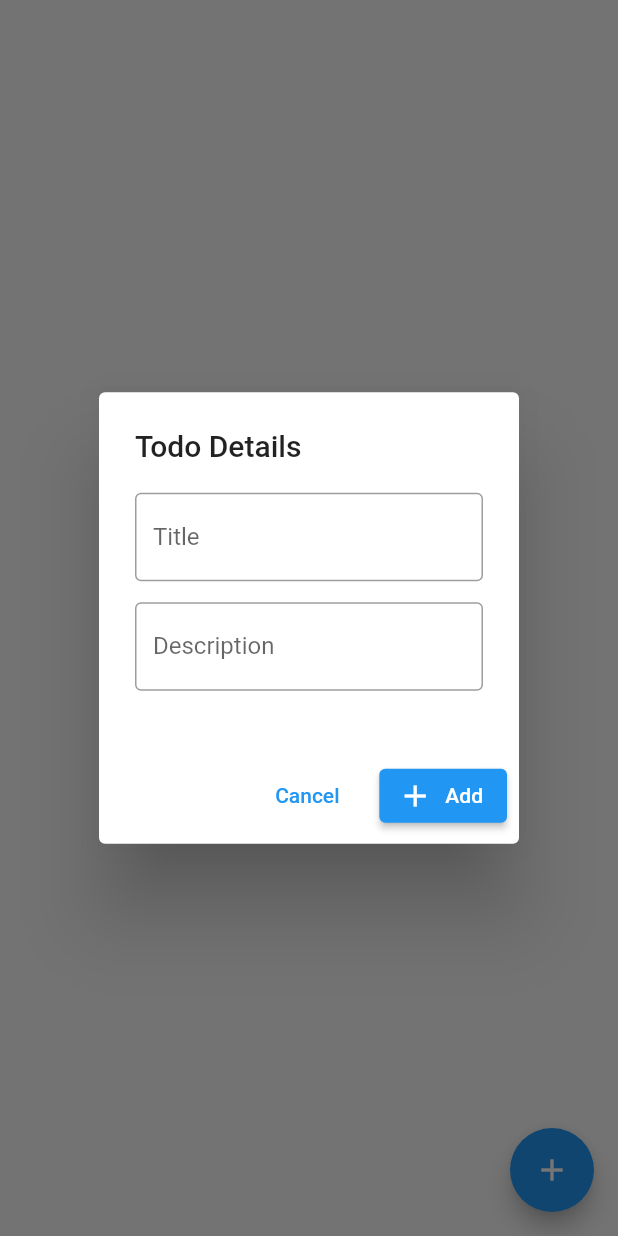
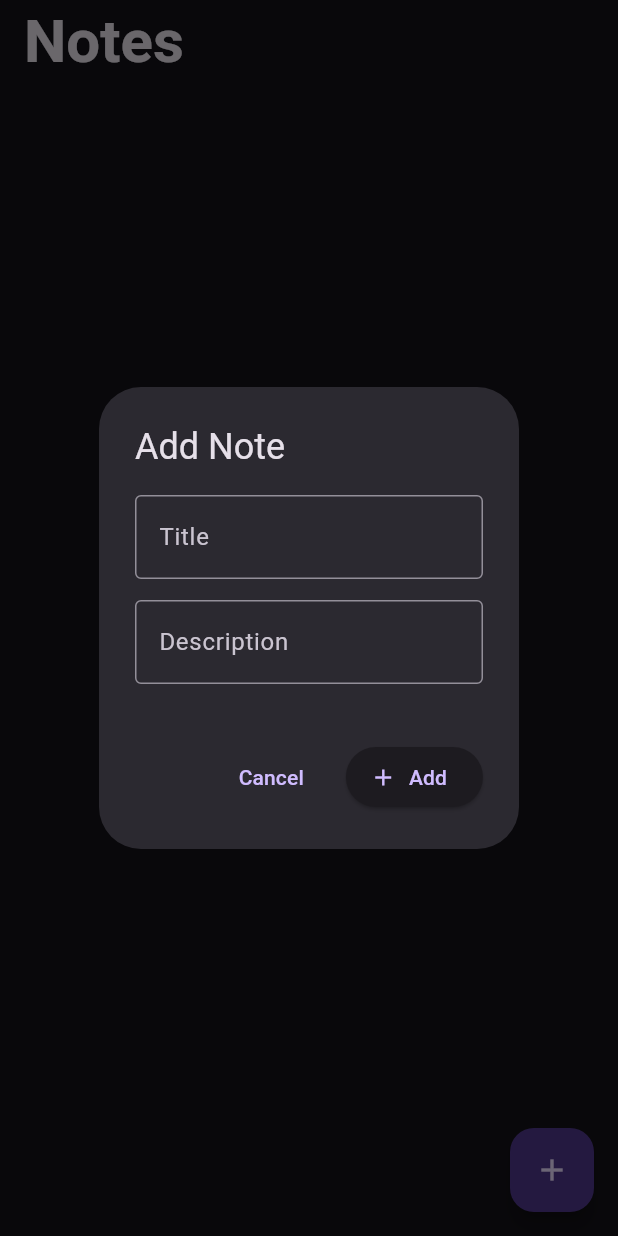
Before and after one commit to SaifIvnaAlam/Hive-Bloc-NoteApp, a Flutter app: the screen it shows after launch, after a tap on the "add" icon, on a phone screen of 412 x 824 dp. Run offline on Flutter 3.47's test engine with Material 2 defaults, Android fonts, the phone set to English and light mode, and no system bars; our stand-ins replace flutter_bloc, hive_flutter; accounts and stored records are empty.

Commit message:
Updated: ui

```diff
--- a/lib/main.dart
+++ b/lib/main.dart
@@ -31,6 +31,7 @@ class App extends StatelessWidget {
     return BlocProvider(
       create: (context) => NoteCubit()..getBox(),
       child: MaterialApp(
+        theme: ThemeData(useMaterial3: true, brightness: Brightness.dark),
         home: HomePage(),
       ),
     );
--- a/lib/pages.dart/all_notes.dart
+++ b/lib/pages.dart/all_notes.dart
@@ -1,5 +1,6 @@
 import 'package:flutter/material.dart';
 import 'package:flutter_bloc/flutter_bloc.dart';
+import 'package:flutter_staggered_grid_view/flutter_staggered_grid_view.dart';
 import 'package:hive_database/cubit/note_cubit.dart';
 import 'package:hive_database/notemode.dart';
 import 'package:hive_database/pages.dart/notes_page.dart';
@@ -19,7 +20,11 @@ class AllTodosScreen extends StatelessWidget {
           ? const Center(
               child: Text('Todo list is empty.'),
             )
-          : ListView.builder(
+          : MasonryGridView.count(
+              crossAxisCount: 2,
+              crossAxisSpacing: 4,
+              mainAxisSpacing: 4,
+              physics: const NeverScrollableScrollPhysics(),
               itemBuilder: (BuildContext context, int index) {
                 return TodoTile(noteModel: noteList[index]);
               },
--- a/lib/pages.dart/home_page.dart
+++ b/lib/pages.dart/home_page.dart
@@ -19,12 +19,18 @@ class HomePage extends StatelessWidget {
         List<NoteModel>? noteList = [];
 
         return Scaffold(
+            appBar: AppBar(
+              title: Text(
+                "Notes",
+                style: TextStyle(fontSize: 40, fontWeight: FontWeight.w700),
+              ),
+            ),
             floatingActionButton: FloatingActionButton(
               onPressed: () {
                 showDialog(
                     context: context,
                     builder: (context) => AlertDialog(
-                          title: const Text('Todo Details'),
+                          title: const Text('Add Note'),
                           content: BlocBuilder<NoteCubit, NoteState>(
                             builder: (context, state) {
                               return Form(
@@ -94,7 +100,7 @@ class HomePage extends StatelessWidget {
                                     ScaffoldMessenger.of(context)
                                         .showSnackBar(SnackBar(
                                       content: Text(
-                                          '${cubit.titleController.text} added'),
+                                          '${cubit.titleController.text} Added'),
                                       backgroundColor: Colors.green.shade500,
                                     ));
                                     Navigator.pop(context);
--- a/pubspec.yaml
+++ b/pubspec.yaml
@@ -39,6 +39,8 @@ dependencies:
   path_provider: ^2.0.12
   bloc: ^8.1.0
   flutter_bloc: ^8.1.1
+  google_fonts: ^4.0.1
+  flutter_staggered_grid_view: ^0.6.2
 
 dev_dependencies:
   flutter_test:
```
Also changed, not shown: lib/cubit/note_cubit.dart (+14 -0 lines), lib/pages.dart/notes_page.dart (+20 -0 lines), pubspec.lock.
